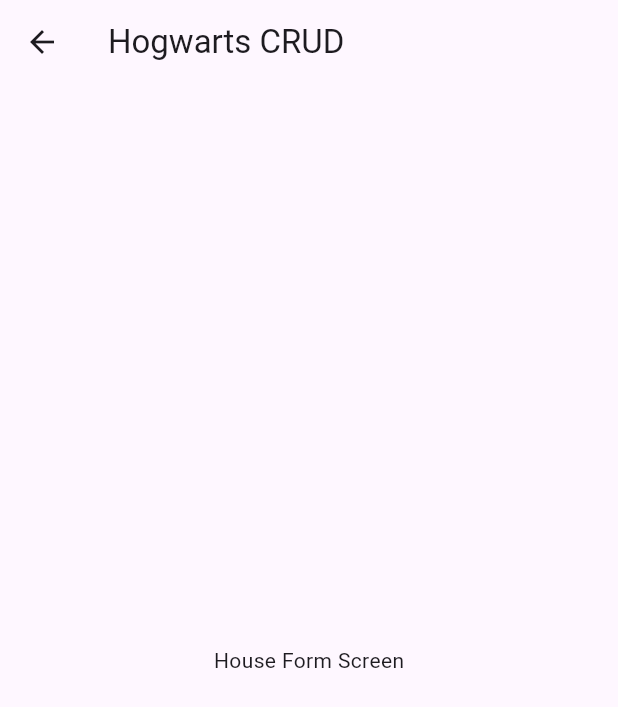
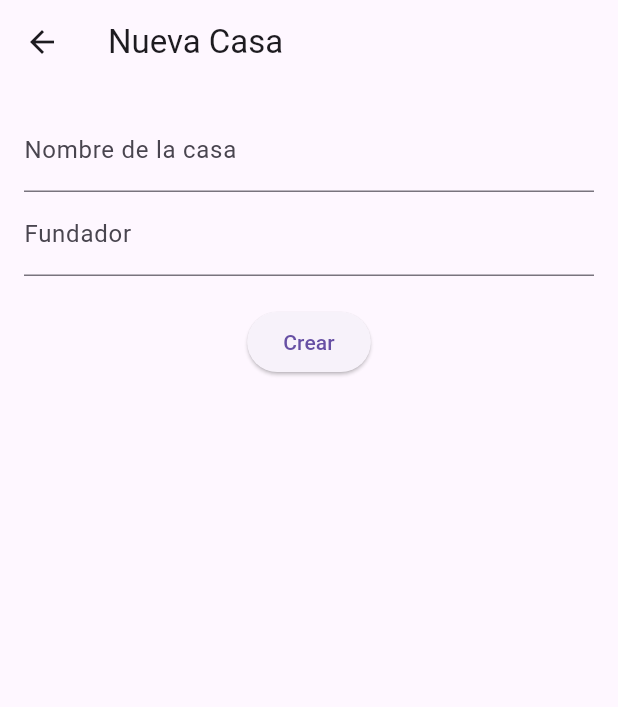
Before and after one commit to olga3emes/hogwarts_crud, a Flutter app: the HouseListScreen screen opened directly, after a tap on the "add" icon, on a phone screen of 412 x 824 dp. Shown: the top 707 px of the screen. Run offline on Flutter 3.47's test engine with Material 3 defaults, Android fonts, the phone set to English and light mode, and no system bars; our stand-ins replace supabase_flutter; accounts and stored records are empty; network calls fail.

Commit message:
operaciones CRUD house

```diff
--- a/lib/screens/house_form_screen.dart
+++ b/lib/screens/house_form_screen.dart
@@ -1,15 +1,72 @@
 import 'package:flutter/material.dart';
+import '../models/house.dart';
+import '../services/house_service.dart';
 
+class HouseFormScreen extends StatefulWidget {
+  final House? house; // Si viene con casa, es edición
+  final VoidCallback onSaved;
 
+  const HouseFormScreen({super.key, this.house, required this.onSaved});
 
-class HouseFormScreen extends StatelessWidget {
-  const HouseFormScreen({super.key});
+  @override
+  State<HouseFormScreen> createState() => _HouseFormScreenState();
+}
+
+class _HouseFormScreenState extends State<HouseFormScreen> {
+  final nameCtrl = TextEditingController();
+  final founderCtrl = TextEditingController();
+  final service = HouseService();
+
+  @override
+  void initState() {
+    super.initState();
+
+    // Si estamos editando, rellenar campos
+    if (widget.house != null) {
+      nameCtrl.text = widget.house!.name;
+      founderCtrl.text = widget.house!.founder;
+    }
+  }
 
   @override
   Widget build(BuildContext context) {
+    final isEdit = widget.house != null;
+
     return Scaffold(
-      appBar: AppBar(title: const Text('Hogwarts CRUD')),
-      body: const Center(child: Text('House Form Screen')),
+      appBar: AppBar(title: Text(isEdit ? "Editar Casa" : "Nueva Casa")),
+      body: Padding(
+        padding: const EdgeInsets.all(16),
+        child: Column(
+          children: [
+            TextField(
+              controller: nameCtrl,
+              decoration: const InputDecoration(labelText: "Nombre de la casa"),
+            ),
+            TextField(
+              controller: founderCtrl,
+              decoration: const InputDecoration(labelText: "Fundador"),
+            ),
+            const SizedBox(height: 20),
+
+            ElevatedButton(
+              child: Text(isEdit ? "Guardar cambios" : "Crear"),
+              onPressed: () async {
+                final name = nameCtrl.text;
+                final founder = founderCtrl.text;
+
+                if (isEdit) {
+                  await service.updateHouse(widget.house!.id, name, founder);
+                } else {
+                  await service.addHouse(name, founder);
+                }
+
+                widget.onSaved();
+                Navigator.pop(context);
+              },
+            )
+          ],
+        ),
+      ),
     );
   }
 }
--- a/lib/screens/house_list_screen.dart
+++ b/lib/screens/house_list_screen.dart
@@ -37,7 +37,7 @@
         onPressed: () => Navigator.push(
           context,
           //Aquí hay que enviarle un House h nulo para que sepa que es nuevo.
-          MaterialPageRoute(builder: (_) => HouseFormScreen()),
+          MaterialPageRoute(builder: (_) => HouseFormScreen(house: null, onSaved: _refresh)),
         ),
       ),
       body: FutureBuilder(
@@ -72,7 +72,7 @@
                 onTap: () => Navigator.push(
                   context,
                   //Para enviar datos a otra pantalla, hay que meterle luego House h.
-                  MaterialPageRoute(builder: (_) => HouseFormScreen()),
+                  MaterialPageRoute(builder: (_) => HouseFormScreen( house: h, onSaved: _refresh)),
                 ),
               );
             },
```
